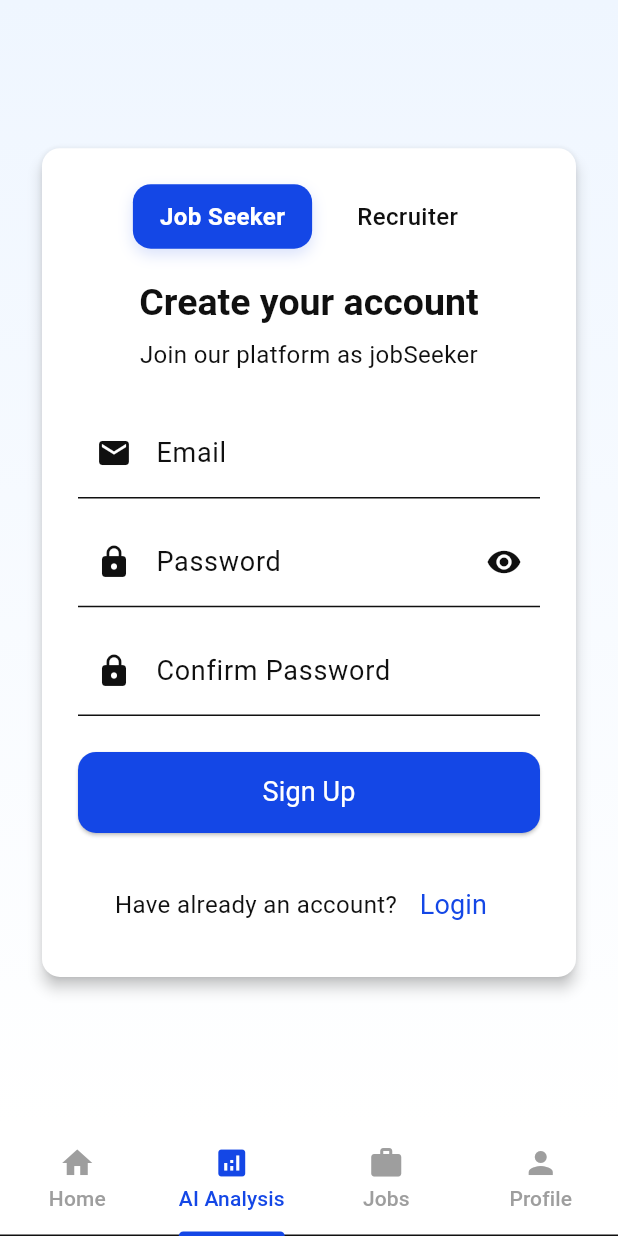
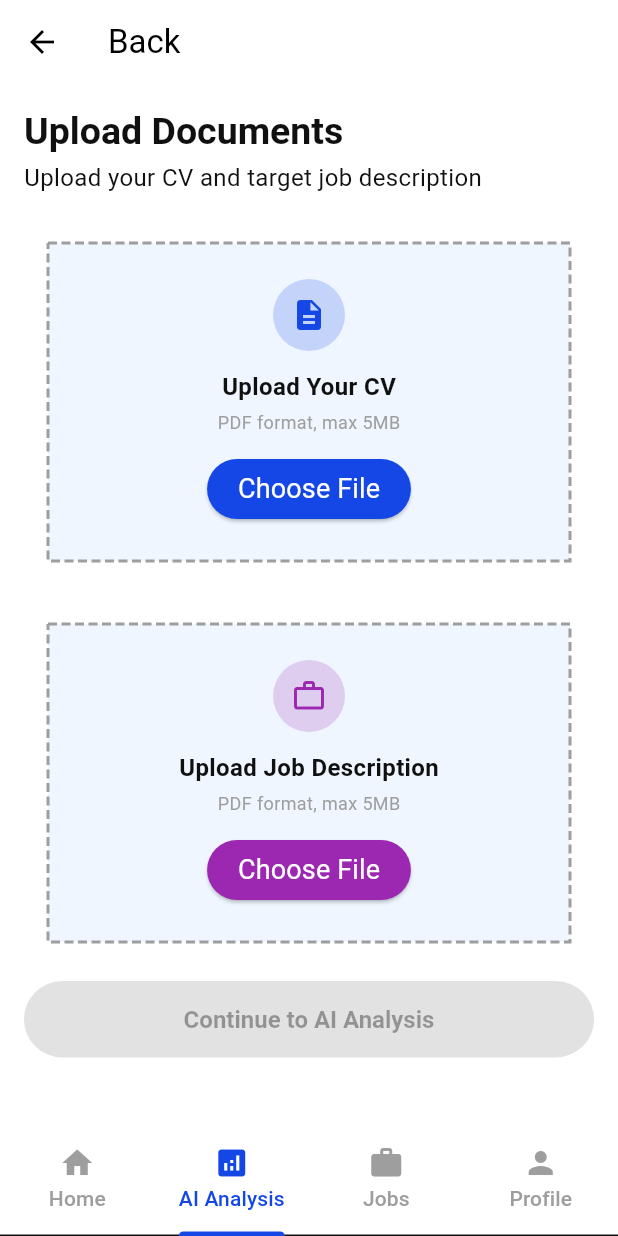
Before and after one commit to Tuanngo-02/smart_cv_app, a Flutter app: the HeaderUserScreen screen opened by its route, item 2 of the bottom bar chosen, on a phone screen of 412 x 824 dp. Run offline on Flutter 3.47's test engine with Material 3 defaults, Android fonts, the phone set to English and light mode, and no system bars; drawn by our look-alikes of dotted_border; our stand-ins replace file_picker, firebase_auth, firebase_core, flutter_dotenv, go_router; accounts and stored records are empty; Roboto replaces fonts that are missing (Poppins).

Commit message:
feat/login-register

```diff
--- a/lib/routing/router.dart
+++ b/lib/routing/router.dart
@@ -1,3 +1,4 @@
+import 'package:firebase_auth/firebase_auth.dart';
 import 'package:go_router/go_router.dart';
 
 import '../ui/auth/widgets/forgot_password_screen.dart';
@@ -5,11 +6,10 @@ import '../ui/auth/widgets/login_screen.dart';
 import '../ui/auth/widgets/register_screen.dart';
 import '../ui/core/ui/header_user_screen.dart';
 import '../ui/core/ui/welcome_screen.dart';
-import '../ui/user/widgets/home_screen.dart';
+import '../ui/user/widgets/upload_screen.dart';
 
 final GoRouter appRouter = GoRouter(
   initialLocation: '/',
-
   routes: [
     GoRoute(
       path: '/',
@@ -35,6 +35,11 @@ final GoRouter appRouter = GoRouter(
       name: 'home',
       builder: (context, state) => const HeaderUserScreen(),
     ),
+    GoRoute(
+      path: '/upload',
+      name: 'upload',
+      builder: (context, state) => const UploadScreen(),
+    ),
   ],
 
   // errorBuilder: (context, state) => const NotFoundScreen(),
--- a/lib/ui/core/ui/header_user_screen.dart
+++ b/lib/ui/core/ui/header_user_screen.dart
@@ -1,6 +1,7 @@
 import 'package:flutter/material.dart';
 
 import '../../auth/widgets/register_screen.dart';
+import '../../user/widgets/Upload_screen.dart';
 import '../../user/widgets/home_screen.dart';
 import '../../core/themes/colors.dart';
 
@@ -16,7 +17,7 @@ class HeaderUserScreen extends StatelessWidget {
           physics: NeverScrollableScrollPhysics(), // không cho swipe ngang
           children: [
             HomeScreen(),
-            RegisterScreen()
+            UploadScreen()
             // AIAnalysisScreen(),
             // JobsScreen(),
             // ProfileScreen(),
--- a/lib/ui/user/widgets/upload_screen.dart
+++ b/lib/ui/user/widgets/upload_screen.dart
@@ -0,0 +1,240 @@
+import 'dart:convert';
+
+import 'package:dotted_border/dotted_border.dart';
+import 'package:file_picker/file_picker.dart';
+import 'package:flutter/material.dart';
+import 'package:go_router/go_router.dart';
+import 'package:http/http.dart' as http;
+import '../../core/themes/colors.dart';
+import 'resultPage.dart';
+
+class UploadScreen extends StatefulWidget {
+  const UploadScreen({super.key});
+
+  @override
+  State<UploadScreen> createState() => _UploadScreenState();
+}
+class _UploadScreenState extends State<UploadScreen> {
+  PlatformFile? cvFile;
+  String? jdFile;
+
+  Future<void> uploadCv(PlatformFile cvFile) async {
+    if (cvFile.path == null) return;
+
+    var request = http.MultipartRequest(
+      "POST",
+      Uri.parse("http://10.0.2.2:5000/upload"), // địa chỉ backend Python
+    );
+
+    request.files.add(
+      await http.MultipartFile.fromPath(
+        'file',       // tên field, backend đọc bằng request.files['file']
+        cvFile.path!,
+        filename: cvFile.name,
+      ),
+    );
+
+    var response = await request.send();
+
+    if (response.statusCode == 200) {
+      // đọc response JSON
+      String respStr = await response.stream.bytesToString();
+      var jsonData = jsonDecode(respStr);
+      Navigator.push(
+        context,
+        MaterialPageRoute(
+          builder: (_) => ResultPage(topJobs: jsonData),
+        ),
+      );
+      print("Top jobs JSON: $jsonData");
+      return jsonData; // list of top 10 jobs
+    } else {
+      print("Upload thất bại: ${response.statusCode}");
+    }
+  }
+  @override
+  Widget build(BuildContext context) {
+    return Scaffold(
+      appBar: AppBar(
+        title: Text("Back"),
+        leading: IconButton(
+          icon: Icon(Icons.arrow_back),
+          onPressed: () {
+            context.go("/home");    // chuyển hẳn về trang home
+          },
+        ),
+        backgroundColor: Colors.white,
+        foregroundColor: Colors.black,
+        elevation: 0,
+
+      ),
+      body: Container(
+        child: Padding(
+          padding: const EdgeInsets.all(16.0),
+          child: Column(
+            crossAxisAlignment: CrossAxisAlignment.start,
+            children: [
+              Text(
+                "Upload Documents",
+                style: Theme.of(context).textTheme.headlineLarge,
+              ),
+              SizedBox(height: 4),
+              Text(
+                "Upload your CV and target job description",
+                style: Theme.of(context).textTheme.bodyMedium,
+              ),
+              SizedBox(height: 16),
+              Container(
+                margin: EdgeInsets.all(16),
+                color: AppColors.bg1,
+                child: UploadCard(
+                  title: "Upload Your CV",
+                  subtitle: "PDF format, max 5MB",
+                  icon: Icons.description,
+                  iconColor: AppColors.button1,
+                  buttonColor: AppColors.button1,
+                  onFileSelected: (PlatformFile file) {
+                    setState(() {
+                      cvFile = file; // cập nhật trạng thái nút
+                    });
+                  },
+                ),
+              ),
+              SizedBox(height: 10),
+              Container(
+                margin: EdgeInsets.all(16),
+                color: AppColors.bg1,
+                child: UploadCard(
+                  title: "Upload Job Description",
+                  subtitle: "PDF format, max 5MB",
+                  icon: Icons.work_outline,
+                  iconColor: Colors.purple,
+                  buttonColor: Colors.purple,
+                  onFileSelected: (file) {
+                    setState(() {
+                      // jdFile = file;
+                    });
+                  },
+                ),
+              ),
+              SizedBox(height: 10),
+              SizedBox(
+                width: double.infinity,
+                child: ElevatedButton(
+                  style: ElevatedButton.styleFrom(
+                    backgroundColor: (cvFile != null)
+                        ? AppColors
+                              .button1 // màu nền khi enabled
+                        : Colors.grey, // màu nền khi disabled
+                    foregroundColor: Colors.white, // màu chữ
+                    padding: EdgeInsets.symmetric(vertical: 16),
+                    textStyle: TextStyle(
+                      fontSize: 16,
+                      fontWeight: FontWeight.bold,
+                    ),
+                  ),
+                  onPressed: (cvFile != null )
+                      ? () async {
+                    // Thực hiện phân tích AI
+                    // Ví dụ gửi file lên backend
+                    if (cvFile != null) {
+                      await uploadCv(cvFile!);
+                    }
+
+                  }
+                      : null, // disabled nếu chưa chọn file
+                  child: Text("Continue to AI Analysis"),
+                ),
+              ),
+            ],
+          ),
+        ),
+      ),
+    );
+  }
+}
+
+class UploadCard extends StatefulWidget {
+  final String title;
+  final String subtitle;
+  final IconData icon;
+  final Color iconColor;
+  final Color buttonColor;
+  final Function(PlatformFile file) onFileSelected;
+
+  const UploadCard({
+    required this.title,
+    required this.subtitle,
+    required this.icon,
+    required this.iconColor,
+    required this.buttonColor,
+    required this.onFileSelected,
+  });
+
+  @override
+  State<UploadCard> createState() => _UploadCardState();
+}
+
+class _UploadCardState extends State<UploadCard> {
+  PlatformFile? selectedFile; // ✅ lưu file đã chọn
+
+  @override
+  Widget build(BuildContext context) {
+    return DottedBorder(
+      options: RectDottedBorderOptions(
+        dashPattern: [6, 3],
+        strokeWidth: 2,
+        color: Colors.grey,
+        padding: EdgeInsets.all(8),
+      ),
+      child: Container(
+        width: double.infinity,
+        padding: EdgeInsets.all(16),
+        child: Column(
+          children: [
+            CircleAvatar(
+              radius: 24,
+              backgroundColor: widget.iconColor.withOpacity(0.2),
+              child: Icon(widget.icon, color: widget.iconColor),
+            ),
+            SizedBox(height: 12),
+            Text(
+              widget.title,
+              style: TextStyle(fontWeight: FontWeight.bold, fontSize: 16),
+            ),
+            SizedBox(height: 4),
+            Text(widget.subtitle,
+                style: TextStyle(fontSize: 12, color: Colors.grey)),
+            SizedBox(height: 12),
+            ElevatedButton(
+              style: ElevatedButton.styleFrom(
+                backgroundColor: widget.buttonColor,
+                foregroundColor: Colors.white,
+              ),
+              onPressed: () async {
+                FilePickerResult? result =
+                await FilePicker.platform.pickFiles(
+                  type: FileType.custom,
+                  allowedExtensions: ['pdf'],
+                );
+
+                if (result != null) {
+                  final file = result.files.single;
+                  setState(() {
+                    selectedFile = file; // cập nhật file chọn
+                  });
+                  widget.onFileSelected(file); // trả file ra màn hình cha
+                }
+              },
+              child: Text(
+                selectedFile != null
+                    ? selectedFile!.name // hiển thị tên file
+                    : "Choose File",
+              ),
+            ),
+          ],
+        ),
+      ),
+    );
+  }
+}
```
Also changed, not shown: lib/config/FirebaseConfig.dart (added, +8 -0 lines), lib/main.dart (+9 -1 lines), lib/ui/auth/view_models/wrapper.dart (added, +29 -0 lines), lib/ui/auth/widgets/login_screen.dart (+32 -13 lines), lib/ui/auth/widgets/register_screen.dart (+28 -9 lines), lib/ui/user/widgets/home_screen.dart (+15 -8 lines), lib/ui/user/widgets/resultPage.dart (added, +36 -0 lines), pubspec.yaml (+8 -2 lines), firebase.json (added), lib/firebase_options.dart (added), pubspec.lock, 7 other files.
